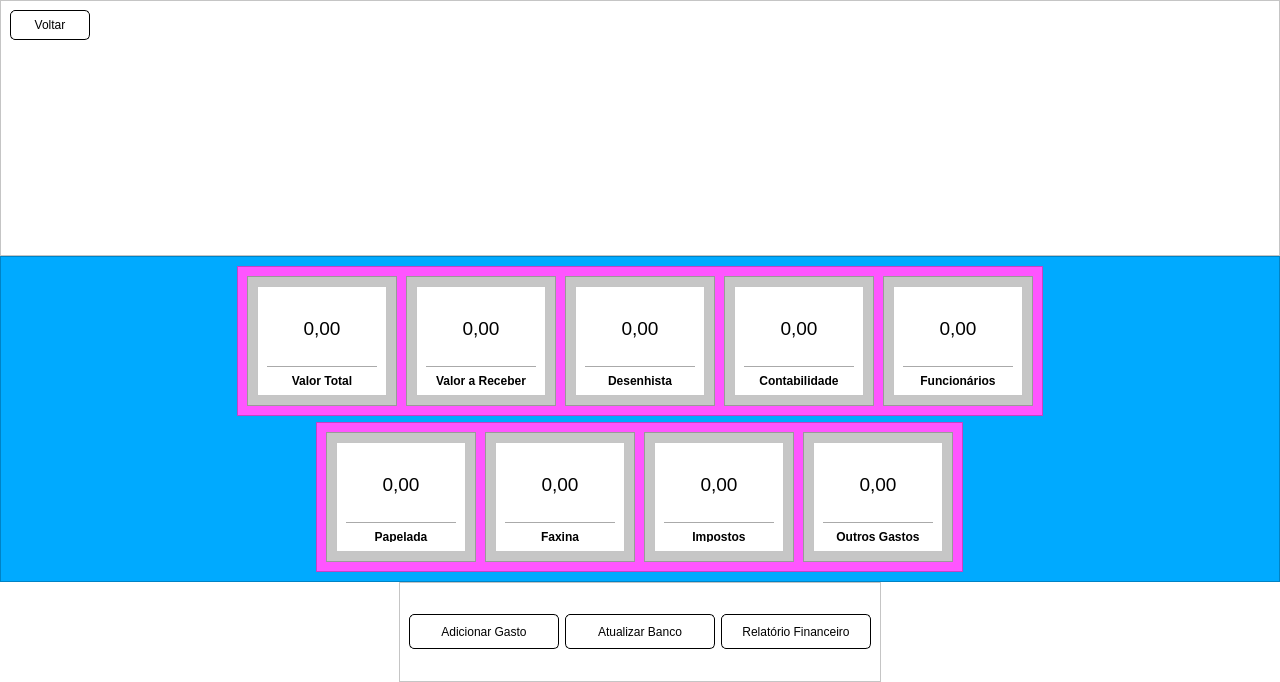
Old version of the form screens/financeiro.ui in the repository devfabri/Arquitetura-Pereira.
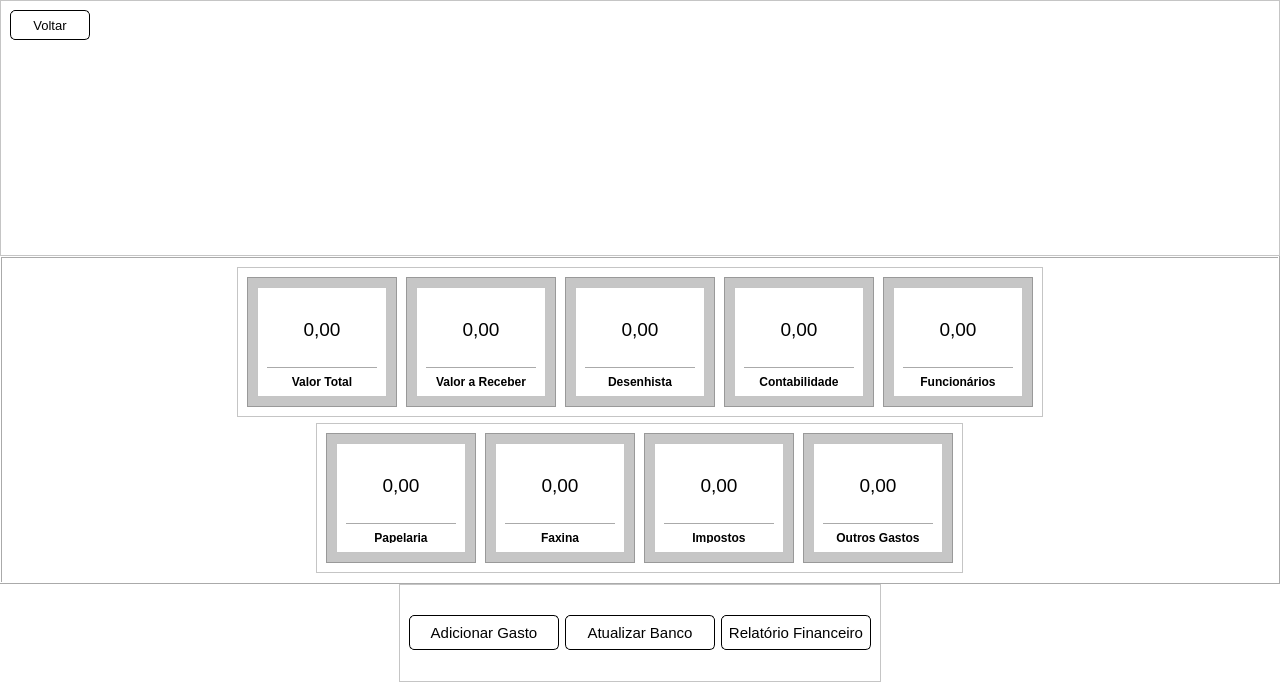
New version of the form. Icons and pictures are not drawn.

```diff
--- a/screens/financeiro.ui
+++ b/screens/financeiro.ui
@@ -65,6 +65,11 @@
            <height>30</height>
           </size>
          </property>
+         <property name="font">
+          <font>
+           <pointsize>10</pointsize>
+          </font>
+         </property>
          <property name="cursor">
           <cursorShape>PointingHandCursor</cursorShape>
          </property>
@@ -128,11 +133,8 @@
     </item>
     <item>
      <widget class="QFrame" name="dados">
-      <property name="styleSheet">
-       <string notr="true">background-color: rgb(0, 170, 255);</string>
-      </property>
       <property name="frameShape">
-       <enum>QFrame::StyledPanel</enum>
+       <enum>QFrame::Box</enum>
       </property>
       <property name="frameShadow">
        <enum>QFrame::Raised</enum>
@@ -146,9 +148,6 @@
            <height>150</height>
           </size>
          </property>
-         <property name="styleSheet">
-          <string notr="true">background-color: rgb(255, 85, 255);</string>
-         </property>
          <property name="frameShape">
           <enum>QFrame::StyledPanel</enum>
          </property>
@@ -622,9 +621,6 @@
            <height>150</height>
           </size>
          </property>
-         <property name="styleSheet">
-          <string notr="true">background-color: rgb(255, 85, 255);</string>
-         </property>
          <property name="frameShape">
           <enum>QFrame::StyledPanel</enum>
          </property>
@@ -719,7 +715,7 @@
                    </font>
                   </property>
                   <property name="text">
-                   <string>Papelada</string>
+                   <string>Papelaria</string>
                   </property>
                   <property name="alignment">
                    <set>Qt::AlignCenter</set>
@@ -1031,6 +1027,14 @@
            <height>35</height>
           </size>
          </property>
+         <property name="font">
+          <font>
+           <pointsize>11</pointsize>
+          </font>
+         </property>
+         <property name="cursor">
+          <cursorShape>PointingHandCursor</cursorShape>
+         </property>
          <property name="styleSheet">
           <string notr="true">QPushButton {
 	background-color: #ffffff;
@@ -1069,6 +1073,16 @@
            <height>35</height>
           </size>
          </property>
+         <property name="font">
+          <font>
+           <pointsize>11</pointsize>
+           <weight>50</weight>
+           <bold>false</bold>
+          </font>
+         </property>
+         <property name="cursor">
+          <cursorShape>PointingHandCursor</cursorShape>
+         </property>
          <property name="styleSheet">
           <string notr="true">QPushButton {
 	background-color: #ffffff;
@@ -1107,6 +1121,14 @@
            <height>35</height>
           </size>
          </property>
+         <property name="font">
+          <font>
+           <pointsize>11</pointsize>
+          </font>
+         </property>
+         <property name="cursor">
+          <cursorShape>PointingHandCursor</cursorShape>
+         </property>
          <property name="styleSheet">
           <string notr="true">QPushButton {
 	background-color: #ffffff;
```
Left out of the diff: 2 changed lines with no effect on the pictures.
